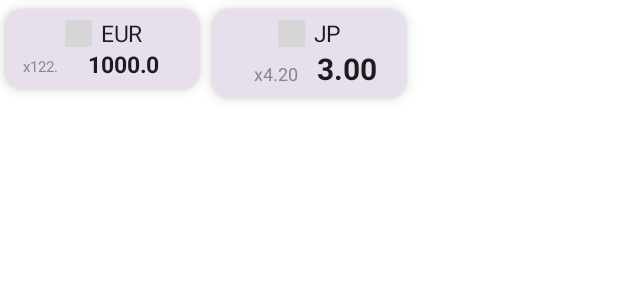
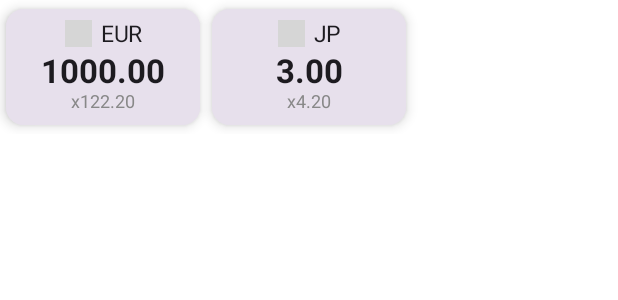
Before and after one commit to liodali/ExchangeConvertApp, an Android app built with Jetpack Compose: the @Preview function SimpleShowListRatesPreview, on a phone screen of 412 x 824 dp. Shown: the top 300 px of the screen. Run offline under Robolectric (Android 15) with nearby library versions, the phone set to English and light mode, and no system bars; pictures from the network do not load; grey boxes are pictures that could not be loaded.

Commit message:
* change the UI of ExchangeRateItem

```diff
--- a/app/src/main/java/dali/hamza/echangecurrencyapp/ui/compose/component/ExchangeRateItem.kt
+++ b/app/src/main/java/dali/hamza/echangecurrencyapp/ui/compose/component/ExchangeRateItem.kt
@@ -81,51 +81,37 @@ fun ItemExchangeRate(item: ExchangeRate, currentCurrency: String) {
                         modifier = Modifier.wrapContentWidth(align = Alignment.Start)
                     )
                 }
-                Row(
-                    verticalAlignment = Alignment.Bottom,
-                    modifier = Modifier
-                        .fillMaxWidth()
+                Column(
+                    verticalArrangement = Arrangement.Center,
+                    horizontalAlignment = Alignment.CenterHorizontally,
+                    modifier = Modifier.fillMaxWidth()
+
                 ) {
+
+                    Text(
+                        text = format("%.2f",item.calculatedAmount),
+                        fontSize = when {
+                            item.rate > 10000 -> 18.sp
+                            else -> 22.sp
+                        },
+                        style = TextStyle(textAlign = TextAlign.End),
+                        maxLines = 1,
+                        fontWeight = FontWeight.Bold,
+                        modifier = Modifier
+                            .wrapContentWidth(align = Alignment.CenterHorizontally)
+                            .wrapContentHeight(align = Alignment.CenterVertically)
+
+                    )
                     Text(
                         text = "x" + format("%.2f", item.rate),
-                        fontSize = when {
-                            item.rate > 99 -> 10.sp
-                            else -> 12.sp
-                        },
+                        fontSize = 12.sp,
                         color = Color.Gray,
                         maxLines = 1,
                         textAlign = TextAlign.End,
                         modifier = Modifier
-                            .weight(when{
-                            item.rate > 99 -> 0.25f
-                            else -> 0.5f
-                        })
                             .padding(bottom = 1.dp)
-                            .wrapContentWidth(align = Alignment.End)
-                            .wrapContentHeight(align = Alignment.Bottom)
-                    )
-                    Text(
-                        text = format(
-                            when {
-                                item.calculatedAmount > 100 -> "%.1f"
-                                else -> "%.2f"
-                            }, item.calculatedAmount
-                        ),
-                        fontSize = when {
-                            item.rate > 99 -> 15.sp
-                            else -> 20.sp
-                        },
-                        style = TextStyle(textAlign = TextAlign.End,),
-                        maxLines = 1,
-                        fontWeight = FontWeight.Bold,
-                        modifier = Modifier
-                            .weight(when{
-                                item.rate > 99 -> 0.8f
-                                else -> 0.65f
-                            })
                             .wrapContentWidth(align = Alignment.CenterHorizontally)
-                            .wrapContentHeight(align = Alignment.Top)
-
+                            .wrapContentHeight(align = Alignment.CenterVertically)
                     )
                 }
 
```
